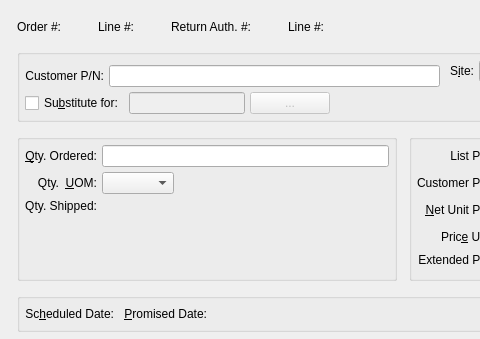
Qt form guiclient/salesOrderItem.ui (Pegasus-RPG/xtuple-client) before a commit; both pictures show x 0 to 480 and y 0 to 339 of the 897 by 946 pixel window.
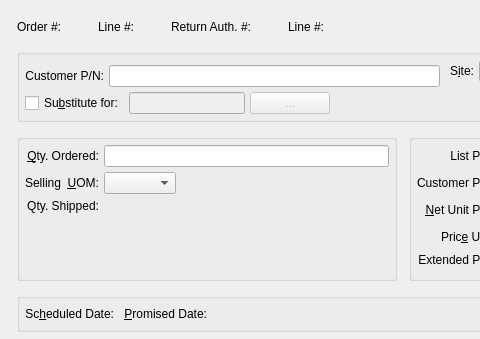
The same form after that commit. Custom widgets are drawn as their Qt base class.

```diff
--- a/guiclient/salesOrderItem.ui
+++ b/guiclient/salesOrderItem.ui
@@ -453,7 +453,7 @@
             <item row="1" column="0">
              <widget class="QLabel" name="_priceUOMLit_2">
               <property name="text">
-               <string>Qty.  &amp;UOM:</string>
+               <string>Selling  &amp;UOM:</string>
               </property>
               <property name="alignment">
                <set>Qt::AlignRight|Qt::AlignTrailing|Qt::AlignVCenter</set>
```
Left out of the diff: 6 changed lines with no effect on the pictures.
